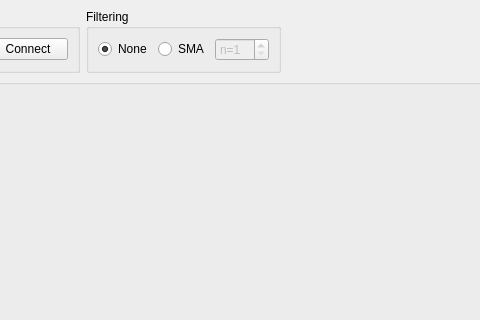
Qt form serplot/mainwindow.ui (mFoxRU/serial-plotting-pyqtgraph) before a commit; both pictures show x 210 to 690 and y 0 to 320 of the 1024 by 700 pixel window.
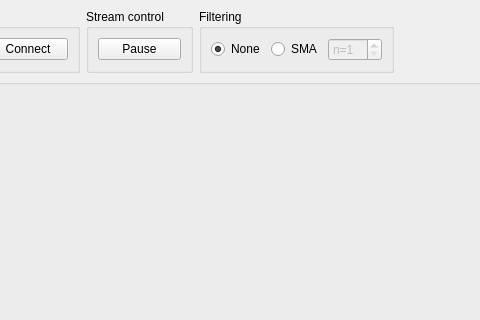
The same form after that commit.

Commit message: Added: Pause button

What changed in the file:
```diff
--- a/serplot/mainwindow.ui
+++ b/serplot/mainwindow.ui
@@ -56,7 +56,7 @@
       </layout>
      </widget>
     </item>
-    <item row="0" column="1">
+    <item row="0" column="2">
      <widget class="QGroupBox" name="w_box_filtering">
       <property name="sizePolicy">
        <sizepolicy hsizetype="Preferred" vsizetype="Fixed">
@@ -104,7 +104,36 @@
       </layout>
      </widget>
     </item>
-    <item row="0" column="2">
+    <item row="1" column="0" colspan="4">
+     <widget class="QGroupBox" name="w_box_plot">
+      <property name="title">
+       <string/>
+      </property>
+     </widget>
+    </item>
+    <item row="0" column="1">
+     <widget class="QGroupBox" name="v_box_stream_control">
+      <property name="title">
+       <string>Stream control</string>
+      </property>
+      <layout class="QHBoxLayout" name="horizontalLayout_2">
+       <item>
+        <widget class="QPushButton" name="w_button_pause">
+         <property name="text">
+          <string>Pause</string>
+         </property>
+         <property name="checkable">
+          <bool>true</bool>
+         </property>
+         <property name="autoDefault">
+          <bool>false</bool>
+         </property>
+        </widget>
+       </item>
+      </layout>
+     </widget>
+    </item>
+    <item row="0" column="3">
      <spacer name="horizontalSpacer">
       <property name="orientation">
        <enum>Qt::Horizontal</enum>
@@ -117,13 +146,6 @@
       </property>
      </spacer>
     </item>
-    <item row="1" column="0" colspan="3">
-     <widget class="QGroupBox" name="w_box_plot">
-      <property name="title">
-       <string/>
-      </property>
-     </widget>
-    </item>
    </layout>
   </widget>
   <widget class="QStatusBar" name="statusbar"/>
```
The commit also changes 1 other file.
